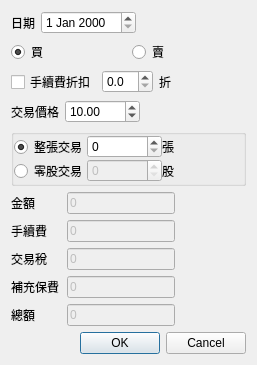
Old version of the form QtStockPriceEditDialog.ui in the repository foxking0416/PythonStockPrice.
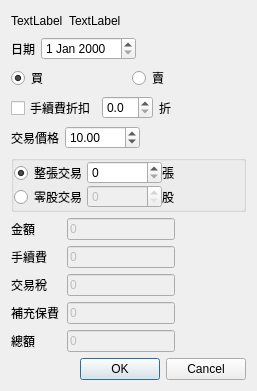
New version of the form.

Patch:
```diff
--- a/QtStockPriceEditDialog.ui
+++ b/QtStockPriceEditDialog.ui
@@ -7,13 +7,44 @@
     <x>0</x>
     <y>0</y>
     <width>257</width>
-    <height>345</height>
+    <height>369</height>
    </rect>
   </property>
   <property name="windowTitle">
    <string>Dialog</string>
   </property>
   <layout class="QVBoxLayout" name="verticalLayout">
+   <item>
+    <layout class="QHBoxLayout" name="horizontalLayout_12">
+     <item>
+      <widget class="QLabel" name="qtStockNumberLabel">
+       <property name="text">
+        <string>TextLabel</string>
+       </property>
+      </widget>
+     </item>
+     <item>
+      <widget class="QLabel" name="qtStockNameLabel">
+       <property name="text">
+        <string>TextLabel</string>
+       </property>
+      </widget>
+     </item>
+     <item>
+      <spacer name="horizontalSpacer_11">
+       <property name="orientation">
+        <enum>Qt::Horizontal</enum>
+       </property>
+       <property name="sizeHint" stdset="0">
+        <size>
+         <width>40</width>
+         <height>20</height>
+        </size>
+       </property>
+      </spacer>
+     </item>
+    </layout>
+   </item>
    <item>
     <layout class="QHBoxLayout" name="horizontalLayout">
      <item>
```
